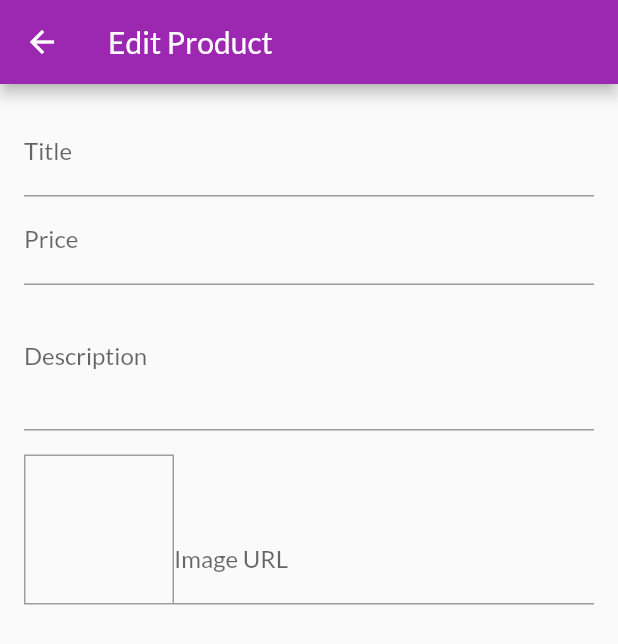
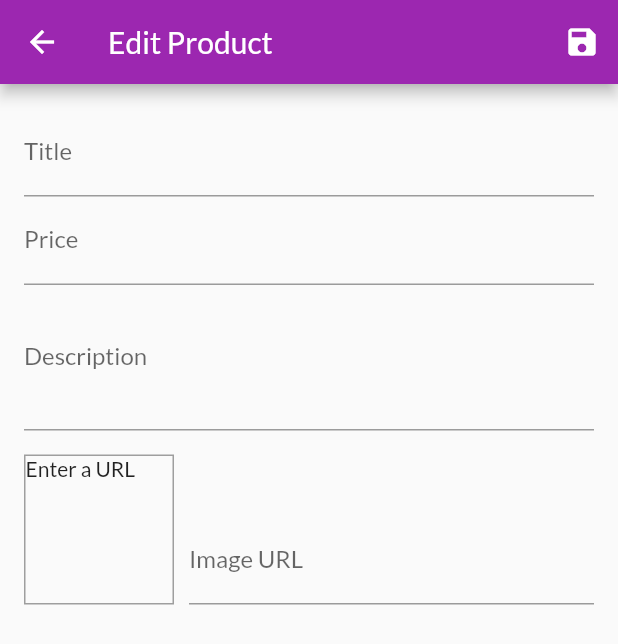
Before and after one commit to shihab-cheq/e_cart, a Flutter app: the EditProductScreen screen opened by its route, on a phone screen of 412 x 824 dp. Shown: the top 644 px of the screen. Run offline on Flutter 3.47's test engine with Material 2 defaults, Android fonts, the phone set to English and light mode, and no system bars; our stand-ins replace firebase_core, firebase_crashlytics; accounts and stored records are empty; network calls fail.

```diff
--- a/lib/feature/edit_product/edit_product_screen.dart
+++ b/lib/feature/edit_product/edit_product_screen.dart
@@ -1,3 +1,4 @@
+import 'package:e_cart/model/product.dart';
 import 'package:flutter/cupertino.dart';
 import 'package:flutter/material.dart';
 
@@ -12,6 +13,10 @@ class _EditProductScreenState extends State<EditProductScreen> {
   final _priceFocus = FocusNode();
   final _descriptionFocusNode = FocusNode();
   final _imageUrlController = TextEditingController();
+  final _form = GlobalKey<FormState>();
+
+  var _editedProduct =
+      Product(id: '', title: '',price: 0, description: '', imageUrl: '');
 
   @override
   void dispose() {
@@ -21,15 +26,25 @@ class _EditProductScreenState extends State<EditProductScreen> {
     super.dispose();
   }
 
+  void _saveForm() {
+    _form.currentState!.save();
+
+
+  }
+
   @override
   Widget build(BuildContext context) {
     return Scaffold(
       appBar: AppBar(
         title: const Text("Edit Product"),
+        actions: [
+          IconButton(onPressed: _saveForm, icon: const Icon(Icons.save)),
+        ],
       ),
       body: Padding(
         padding: const EdgeInsets.all(16.0),
         child: Form(
+            key: _form,
             child: ListView(
               children: [
                 TextFormField(
@@ -38,6 +53,9 @@ class _EditProductScreenState extends State<EditProductScreen> {
                   onFieldSubmitted: (_) {
                     FocusScope.of(context).requestFocus(_priceFocus);
                   },
+                  onSaved: (value) {
+                    //_editedProduct =
+                  },
                 ),
                 TextFormField(
                     decoration: const InputDecoration(labelText: 'Price'),
@@ -45,7 +63,8 @@ class _EditProductScreenState extends State<EditProductScreen> {
                     keyboardType: TextInputType.number,
                     focusNode: _priceFocus,
                     onFieldSubmitted: (_) {
-                  FocusScope.of(context).requestFocus(_descriptionFocusNode);
+                      FocusScope.of(context)
+                          .requestFocus(_descriptionFocusNode);
                     }),
                 TextFormField(
                   decoration: const InputDecoration(labelText: 'Description'),
@@ -65,12 +84,26 @@ class _EditProductScreenState extends State<EditProductScreen> {
                         height: 100,
                         decoration: BoxDecoration(
                             border: Border.all(color: Colors.grey, width: 1)),
+                        child: _imageUrlController.text.isEmpty
+                            ? const Text('Enter a URL')
+                            : FittedBox(
+                                child: Image.network(
+                                _imageUrlController.text,
+                                fit: BoxFit.cover,
+                              ))),
+                    const SizedBox(
+                      width: 10,
                     ),
                     Expanded(
                       child: TextFormField(
-                    decoration: const InputDecoration(labelText: 'Image URL'),
+                        decoration:
+                            const InputDecoration(labelText: 'Image URL'),
                         textInputAction: TextInputAction.done,
+                        controller: _imageUrlController,
                         keyboardType: TextInputType.url,
+                        onFieldSubmitted: (_) {
+                          _saveForm();
+                        },
                       ),
                     )
                   ],
```
Also changed, not shown: assets/Screenshot_1643132912.png (added), pubspec.lock. Lines whose indentation alone changed are shown as unchanged.
